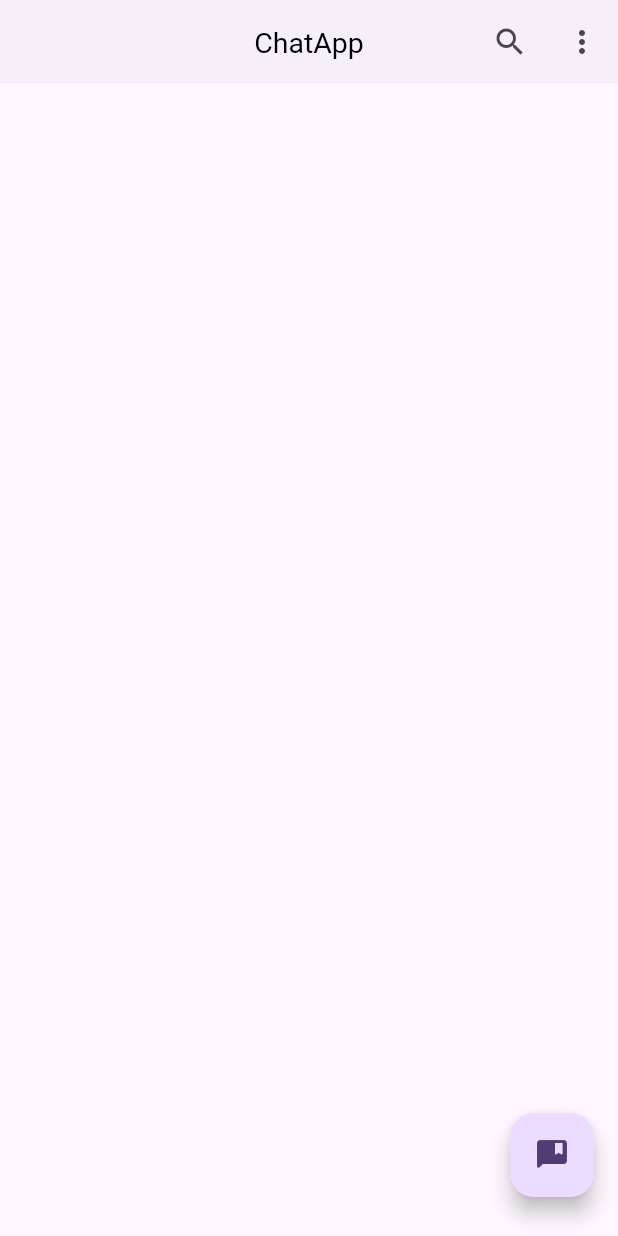
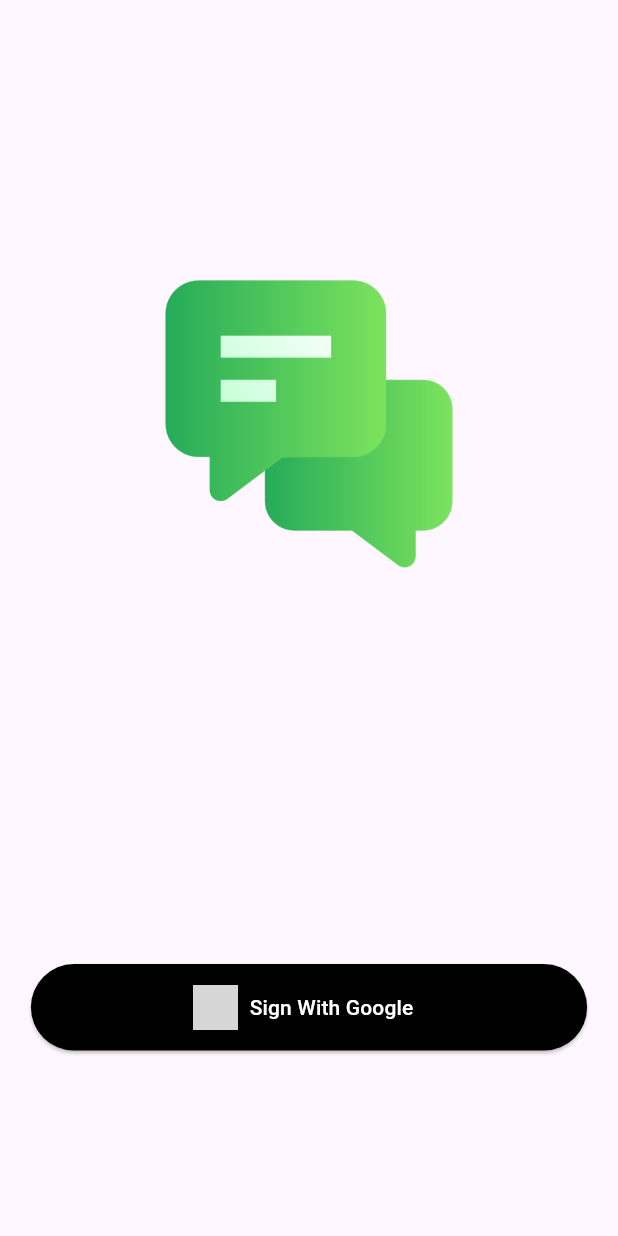
Before and after one commit to Haseeb1a/Chat_App, a Flutter app: the screen it shows after launch, on a phone screen of 412 x 824 dp. Run offline on Flutter 3.47's test engine with Material 3 defaults, Android fonts, the phone set to English and light mode, and no system bars; our stand-ins replace firebase_auth, firebase_core, google_sign_in; accounts and stored records are empty; network calls fail; grey boxes are pictures that could not be loaded.

Commit message:
google_auth_process

```diff
--- a/lib/main.dart
+++ b/lib/main.dart
@@ -1,23 +1,37 @@
+import 'package:chatx/controllers/login_controllers.dart';
+import 'package:chatx/firebase_options.dart';
 import 'package:chatx/views/home_page.dart';
+import 'package:chatx/views/login_screen.dart';
+import 'package:firebase_core/firebase_core.dart';
 import 'package:flutter/material.dart';
+import 'package:provider/provider.dart';
 
-void main() {
+void main() async {
+  WidgetsFlutterBinding.ensureInitialized();
+  await Firebase.initializeApp(options: DefaultFirebaseOptions.currentPlatform);
   runApp(const MyApp());
 }
 
 class MyApp extends StatelessWidget {
   const MyApp({super.key});
 
+
   // This widget is the root of your application.
   @override
   Widget build(BuildContext context) {
-    return MaterialApp(
-      title: 'Flutter Demo',
-      theme: ThemeData(
-        colorScheme: ColorScheme.fromSeed(seedColor: Colors.deepPurple),
-        useMaterial3: true,
+    return MultiProvider(
+      providers: [
+        ChangeNotifierProvider(create: (context)=>LoginController())
+      ],
+      child: MaterialApp(
+
+        title: 'Flutter Demo',
+        theme: ThemeData(
+          colorScheme: ColorScheme.fromSeed(seedColor: Colors.deepPurple),
+          useMaterial3: true,
+        ),
+        home: const LoginScreen(),
       ),
-      home: const HomePage(),
     );
   }
 }
--- a/lib/views/home_page.dart
+++ b/lib/views/home_page.dart
@@ -23,6 +23,7 @@ class _HomePageState extends State<HomePage> {
           IconButton(onPressed: () {}, icon: const Icon(Icons.search)),
           IconButton(onPressed: () {}, icon: const Icon(Icons.more_vert))
         ],
+
       ),
       floatingActionButton: Padding(
         padding: const EdgeInsets.only(bottom: 10),
--- /dev/null
+++ b/lib/views/login_screen.dart
@@ -0,0 +1,69 @@
+import 'package:chatx/controllers/login_controllers.dart';
+import 'package:chatx/views/home_page.dart';
+import 'package:flutter/material.dart';
+import 'package:provider/provider.dart';
+
+class LoginScreen extends StatefulWidget {
+  const LoginScreen({super.key});
+
+  @override
+  State<LoginScreen> createState() => _LoginScreenState();
+}
+
+class _LoginScreenState extends State<LoginScreen> {
+  bool _isAnimated = false;
+  @override
+  void initState() {
+    // TODO: implement initState
+    super.initState();
+    Future.delayed(Duration(microseconds: 500), () {
+      setState(() {
+        _isAnimated = true;
+      });
+    });
+  }
+
+  @override
+  Widget build(BuildContext context) {
+    Size dd = MediaQuery.of(context).size;
+    final loginProvider = Provider.of<LoginController>(context);
+    return Scaffold(
+      appBar: AppBar(
+        automaticallyImplyLeading: false,
+      ),
+      body: Stack(
+        children: [
+          AnimatedPositioned(
+              duration: Duration(seconds: 1),
+              top: dd.height * .15,
+              left: _isAnimated ? dd.width * .25 : dd.width * 5,
+              width: dd.width * .5,
+              child: Image.asset('assets/chat (1).png')),
+          Positioned(
+              bottom: dd.height * .15,
+              left: dd.width * .05,
+              width: dd.width * .9,
+              height: dd.height * .07,
+              child: ElevatedButton.icon(
+                style: ElevatedButton.styleFrom(
+                    backgroundColor: Colors.black,
+                    shape: const StadiumBorder(),
+                    elevation: 1),
+                onPressed: () async {
+                 await loginProvider.singingWithGoogle(context);
+                  Navigator.push(context,
+                      MaterialPageRoute(builder: (context) => HomePage()));
+                },
+                icon: Image.network(
+                    'https://upload.wikimedia.org/wikipedia/commons/thumb/c/c1/Google_%22G%22_logo.svg/2048px-Google_%22G%22_logo.svg.png',
+                    height: 30),
+                label: const Text(
+                  'Sign With Google',
+                  style: TextStyle(color: Colors.white),
+                ),
+              ))
+        ],
+      ),
+    );
+  }
+}
```
Also changed, not shown: lib/controllers/login_controllers.dart (added, +14 -0 lines), lib/services/auth_methods.dart (added, +33 -0 lines), lib/widgets/alretbox.dart (added, +13 -0 lines), pubspec.yaml (+11 -15 lines), lib/firebase_options.dart (added), pubspec.lock, 9 other files.
